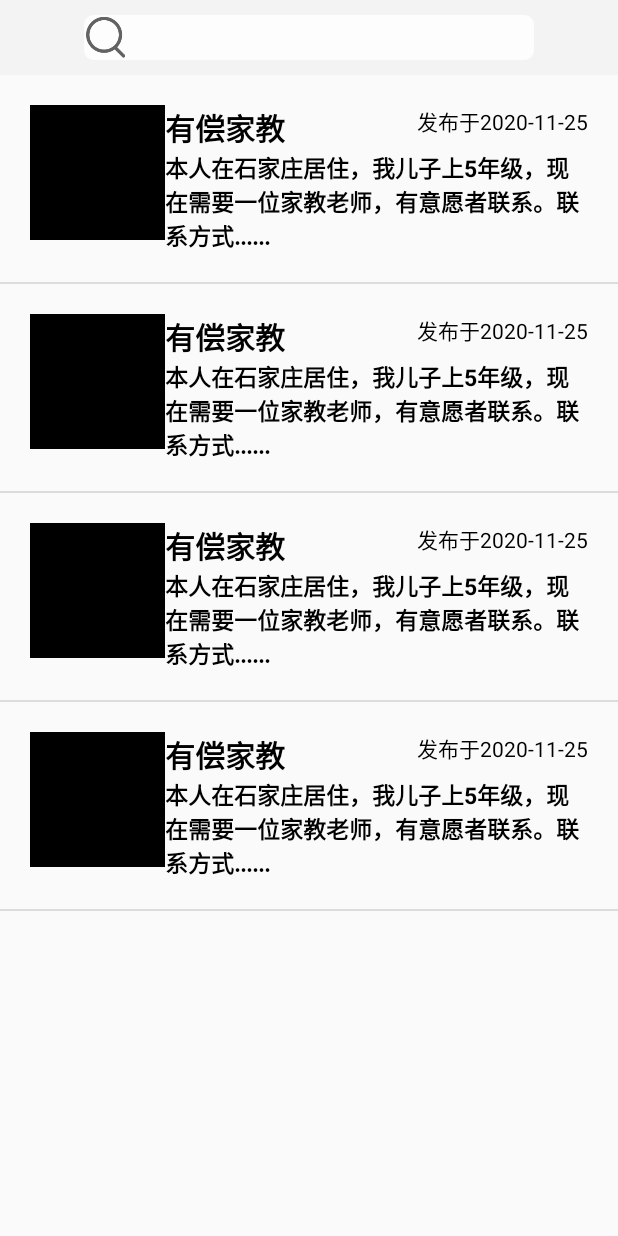
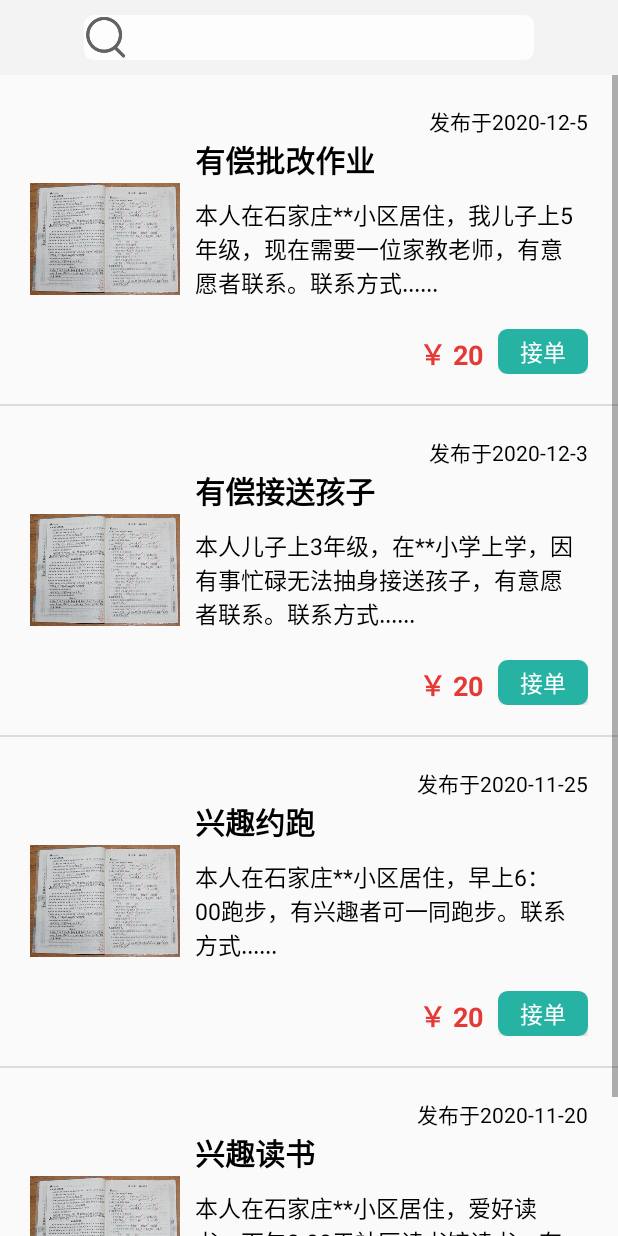
Before and after one commit to 18132201324/Android-BigHomework, an Android app: the RunOrderListActivity screen opened directly, with no data from a screen before it, on a phone screen of 412 x 824 dp. Run offline under Robolectric (Android 15) with nearby library versions, the phone set to English and light mode, and no system bars.

Commit message:
sjy Changelist

```diff
--- a/app/src/main/java/com/example/smartcommunityapplication/activities/RunOrderListActivity.java
+++ b/app/src/main/java/com/example/smartcommunityapplication/activities/RunOrderListActivity.java
@@ -23,10 +23,10 @@ public class RunOrderListActivity extends AppCompatActivity {
         super.onCreate(savedInstanceState);
         setContentView(R.layout.activity_run_order_list);
         getViews();
-        Runorder runorder1 = new Runorder("123","有偿家教","本人在石家庄居住，我儿子上5年级，现在需要一位家教老师，有意愿者联系。联系方式......","发布于2020-11-25");
-        Runorder runorder2 = new Runorder("123","有偿家教","本人在石家庄居住，我儿子上5年级，现在需要一位家教老师，有意愿者联系。联系方式......","发布于2020-11-25");
-        Runorder runorder3 = new Runorder("123","有偿家教","本人在石家庄居住，我儿子上5年级，现在需要一位家教老师，有意愿者联系。联系方式......","发布于2020-11-25");
-        Runorder runorder4 = new Runorder("123","有偿家教","本人在石家庄居住，我儿子上5年级，现在需要一位家教老师，有意愿者联系。联系方式......","发布于2020-11-25");
+        Runorder runorder1 = new Runorder("123","有偿批改作业","本人在石家庄**小区居住，我儿子上5年级，现在需要一位家教老师，有意愿者联系。联系方式......","发布于2020-12-5");
+        Runorder runorder2 = new Runorder("123","有偿接送孩子","本人儿子上3年级，在**小学上学，因有事忙碌无法抽身接送孩子，有意愿者联系。联系方式......","发布于2020-12-3");
+        Runorder runorder3 = new Runorder("123","兴趣约跑","本人在石家庄**小区居住，早上6：00跑步，有兴趣者可一同跑步。联系方式......","发布于2020-11-25");
+        Runorder runorder4 = new Runorder("123","兴趣读书","本人在石家庄**小区居住，爱好读书，下午3:00于社区读书馆读书，有兴趣者可一同阅读。联系方式......","发布于2020-11-20");
         Runorders.add(runorder1);
         Runorders.add(runorder2);
         Runorders.add(runorder3);
--- a/app/src/main/java/com/example/smartcommunityapplication/entities/OrderRun.java
+++ b/app/src/main/java/com/example/smartcommunityapplication/entities/OrderRun.java
@@ -1,6 +1,8 @@
 package com.example.smartcommunityapplication.entities;
 
-public class OrderRun {
+import java.io.Serializable;
+
+public class OrderRun implements Serializable {
     private String id;
     private String user_id;
     private String type;
--- a/app/src/main/res/layout/activity_location_tags_table.xml
+++ b/app/src/main/res/layout/activity_location_tags_table.xml
@@ -332,6 +332,7 @@
                             android:textSize="20sp" />
 
                         <Button
+                            android:id="@+id/dongchengqu"
                             android:layout_width="wrap_content"
                             android:layout_height="30dp"
                             android:layout_margin="5dp"
--- a/app/src/main/res/layout/activity_merchant_login.xml
+++ b/app/src/main/res/layout/activity_merchant_login.xml
@@ -15,6 +15,7 @@
             android:onClick="onClicked"
             android:src="@drawable/back1"/>
         <TextView
+            android:focusableInTouchMode="true"
             android:layout_width="wrap_content"
             android:layout_height="wrap_content"
             android:focusable="true"
--- a/app/src/main/res/layout/mrunorderlist_adapter.xml
+++ b/app/src/main/res/layout/mrunorderlist_adapter.xml
@@ -4,14 +4,16 @@
     android:layout_height="wrap_content"
     android:padding="20dp"
     xmlns:android="http://schemas.android.com/apk/res/android">
-
     <ImageView
         android:id="@+id/runOrderList_Img"
-        android:layout_width="90dp"
-        android:layout_height="90dp"
-        android:background="@color/colorBlack"/>
+        android:layout_width="100dp"
+        android:layout_height="100dp"
+        android:src="@drawable/g"
+        android:layout_centerVertical="true"/>
     <TextView
+        android:layout_marginLeft="10dp"
         android:id="@+id/runOrderList_theme"
+        android:layout_below="@+id/runOrderList_Time"
         android:layout_width="wrap_content"
         android:layout_height="wrap_content"
         android:text="有偿家教"
@@ -26,14 +28,46 @@
         android:text="发布于2020-11-25"
         android:textColor="@color/colorBlack"
         android:layout_alignParentRight="true"/>
-    <TextView
-        android:id="@+id/runOrderList_Content"
+    <LinearLayout
+        android:id="@+id/runOrderList_LiContent"
         android:layout_toRightOf="@+id/runOrderList_Img"
         android:layout_below="@+id/runOrderList_theme"
         android:layout_width="wrap_content"
         android:layout_height="wrap_content"
-        android:text="本人在石家庄居住，我儿子上5年级，现在需要一位家教老师，有意愿者联系。联系方式......"
-        android:textStyle="bold"
-        android:textColor="@color/colorBlack"
-        android:textSize="15sp"/>
+        android:padding="10dp">
+        <TextView
+            android:id="@+id/runOrderList_Content"
+            android:layout_width="wrap_content"
+            android:layout_height="wrap_content"
+            android:text="本人在石家庄居住，我儿子上5年级，现在需要一位家教老师，有意愿者联系。联系方式......"
+            android:textColor="@color/colorBlack"
+            android:textSize="15sp"/>
+    </LinearLayout>
+    <LinearLayout
+        android:layout_toLeftOf="@+id/runOrderList_jieDan"
+        android:layout_alignBottom="@+id/runOrderList_jieDan"
+        android:layout_marginRight="10dp"
+        android:layout_width="wrap_content"
+        android:layout_height="wrap_content"
+        android:orientation="horizontal">
+        <TextView
+            android:id="@+id/runOrderList_price"
+            android:layout_width="wrap_content"
+            android:layout_height="wrap_content"
+            android:text="￥ 20"
+            android:textColor="@color/colo_red"
+            android:textSize="18sp"
+            android:textStyle="bold"/>
+    </LinearLayout>
+    <Button
+        android:id="@+id/runOrderList_jieDan"
+        android:layout_alignParentRight="true"
+        android:layout_marginTop="10dp"
+        android:layout_below="@+id/runOrderList_LiContent"
+        android:layout_width="60dp"
+        android:layout_height="30dp"
+        android:text="接单"
+        android:textSize="15sp"
+        android:textColor="@color/colorWhite"
+        android:background="@drawable/order_run_delete_buttonstyle"/>
 </RelativeLayout>
```
Also changed, not shown: app/src/main/java/com/example/smartcommunityapplication/activities/BaiMapActivity.java (+2 -9 lines), app/src/main/java/com/example/smartcommunityapplication/activities/LocationTagsTableActivity.java (+12 -0 lines), app/src/main/java/com/example/smartcommunityapplication/activities/RunOrderdetailsActivity.java (+14 -0 lines), app/src/main/java/com/example/smartcommunityapplication/adapters/myRunOrderAdapter.java (+8 -4 lines), app/src/main/java/com/example/smartcommunityapplication/fragments/HomePageFragment.java (+10 -7 lines), app/src/main/res/layout/activity_my_eleme_layout.xml (+10 -2 lines), app/src/main/res/layout/activity_run_orderdetails.xml (+21 -11 lines), app/src/main/res/layout/homepagefragment_layout.xml (+5 -5 lines), app/src/main/res/layout/myrunorderrecycler.xml (+13 -5 lines), app/src/main/res/drawable/f.jpg, app/src/main/res/drawable/g.jpg, app/src/main/res/drawable/jiehaizi.jpg (added), app/src/main/res/drawable/shequread.jpg (added), app/src/main/res/drawable/shequrun.jpg (added).
